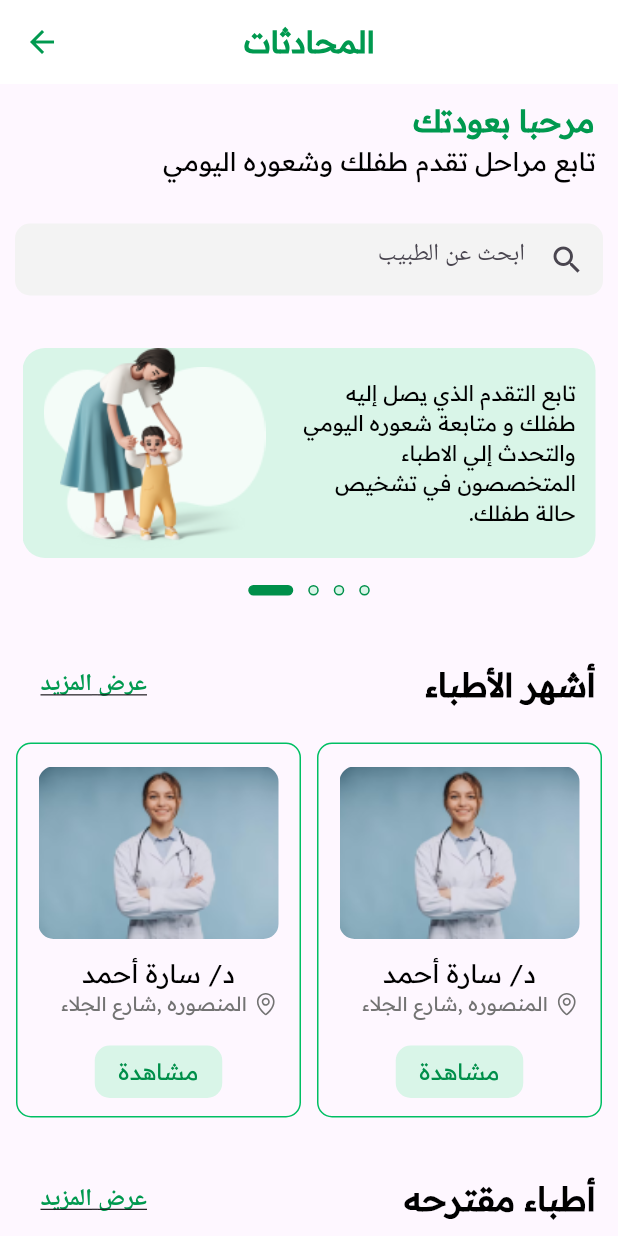
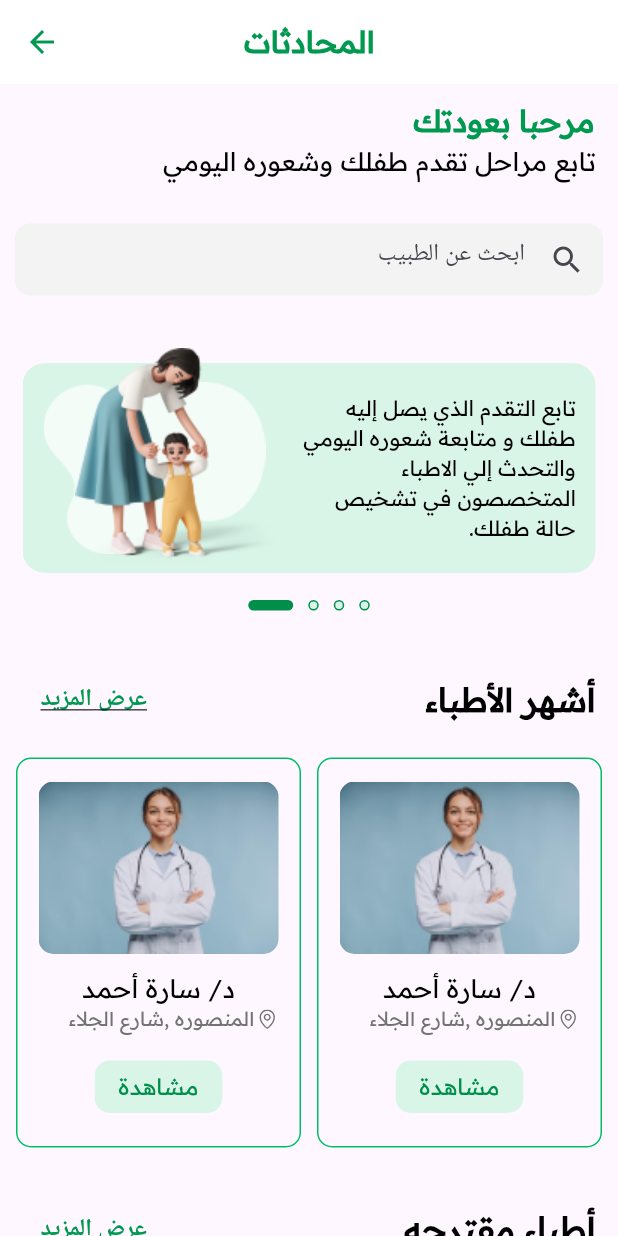
Before and after one commit to mohamedshetewy1/ocdear, a Flutter app: the DoctorScreen screen opened directly, on a phone screen of 412 x 824 dp. Run offline on Flutter 3.47's test engine with Material 3 defaults, Android fonts, the phone set to English and light mode, and no system bars; drawn by our look-alikes of carousel_slider; our stand-ins replace curved_labeled_navigation_bar, dotted_border, fl_chart, flutter_svg, gap, smooth_page_indicator.

Commit message:
edit on slider parent

```diff
--- a/lib/screen/child_mode/navigation_child/game_screen/widgets/games_card.dart
+++ b/lib/screen/child_mode/navigation_child/game_screen/widgets/games_card.dart
@@ -28,7 +28,7 @@ class GamesCard extends StatelessWidget {
                 child: Column(
                   children: [
                     Container(
-                      width: 150,
+                      width: 160,
                       height: 155,
                       decoration: const BoxDecoration(
                           image: DecorationImage(
@@ -36,8 +36,8 @@ class GamesCard extends StatelessWidget {
                               fit: BoxFit.fill)),
                     ),
                     Container(
-                      width: 150,
-                      height: 60,
+                      width: 160,
+                      height: 50,
                       decoration: const BoxDecoration(
                           image: DecorationImage(
                               image: AssetImage(
--- a/lib/screen/parent_mode/navigation_parent/doctors_screen/details_doctor.dart
+++ b/lib/screen/parent_mode/navigation_parent/doctors_screen/details_doctor.dart
@@ -82,7 +82,7 @@ class DetailsDoctors extends StatelessWidget {
                           height: 15,
                         ),
                         const SizedBox(
-                          width: 5,
+                          width: 2,
                         ),
                         const Text(
                           " المنصوره ,شارع الجلاء",
--- a/lib/screen/parent_mode/navigation_parent/doctors_screen/widget/doctors_card.dart
+++ b/lib/screen/parent_mode/navigation_parent/doctors_screen/widget/doctors_card.dart
@@ -21,7 +21,7 @@ class DoctorsCard extends StatelessWidget {
               border: Border.all(color: AppColors.normal),
               borderRadius: const BorderRadius.all(Radius.circular(10))),
           width: 190,
-          height: 250,
+          height: 260,
           child: Column(
             children: [
               Padding(
@@ -56,17 +56,15 @@ class DoctorsCard extends StatelessWidget {
                         children: [
                           SvgPicture.asset(
                             "assets/icons/location.svg",
-                            width: 15,
-                            height: 15,
+                            width: 13,
+                            height: 13,
                           ),
                           const SizedBox(
-                            width: 5,
+                            width: 2,
                           ),
-                          const Center(
-                            child: Text(
-                              "المنصوره ,شارع الجلاء",
-                              style: AppTextStyle.textStyleGrey14,
-                            ),
+                          const Text(
+                            "المنصوره ,شارع الجلاء",
+                            style: AppTextStyle.textStyleGrey14,
                           )
                         ],
                       ),
--- a/lib/screen/parent_mode/navigation_parent/widgets/slider_p.dart
+++ b/lib/screen/parent_mode/navigation_parent/widgets/slider_p.dart
@@ -13,13 +13,13 @@ class SliderParent extends StatefulWidget {
 
 class _SliderHomePageState extends State<SliderParent> {
   List<SliderModel> imageList = [
-    SliderModel("1", "assets/images/slider_p/mother.jpg",
+    SliderModel("1", "assets/images/slider_parent/mother.png",
         "تابع التقدم الذي يصل إليه طفلك و متابعة شعوره اليومي والتحدث إلي الاطباء المتخصصون في تشخيص حالة طفلك."),
-    SliderModel("2", "assets/images/slider_p/mother.jpg",
+    SliderModel("2", "assets/images/slider_parent/mother.png",
         "تابع التقدم الذي يصل إليه طفلك و متابعة شعوره اليومي والتحدث إلي الاطباء المتخصصون في تشخيص حالة طفلك."),
-    SliderModel("3", "assets/images/slider_p/mother.jpg",
+    SliderModel("3", "assets/images/slider_parent/mother.png",
         "تابع التقدم الذي يصل إليه طفلك و متابعة شعوره اليومي والتحدث إلي الاطباء المتخصصون في تشخيص حالة طفلك."),
-    SliderModel("4", "assets/images/slider_p/mother.jpg",
+    SliderModel("4", "assets/images/slider_parent/mother.png",
         "تابع التقدم الذي يصل إليه طفلك و متابعة شعوره اليومي والتحدث إلي الاطباء المتخصصون في تشخيص حالة طفلك."),
   ];
   final CarouselController carouselController = CarouselController();
@@ -35,19 +35,23 @@ class _SliderHomePageState extends State<SliderParent> {
           padding: const EdgeInsets.symmetric(horizontal: 15),
           child: SizedBox(
             width: double.infinity,
-            height: 155,
+            height: 165,
             child: CarouselSlider(
               items: imageList
                   .map((item) => Padding(
                         padding: const EdgeInsets.only(top: 15),
-                        child: Container(
+                        child: Stack(
+                          children: [
+                            Container(
+                              margin: const EdgeInsets.only(top: 10),
                               height: 140,
                               width: double.infinity,
                               decoration: BoxDecoration(
                                   borderRadius: BorderRadius.circular(15),
                                   color: AppColors.lightHover),
                               child: Row(
-                            mainAxisAlignment: MainAxisAlignment.spaceAround,
+                                mainAxisAlignment:
+                                    MainAxisAlignment.spaceAround,
                                 children: [
                                   Container(
                                     width: 170,
@@ -58,10 +62,10 @@ class _SliderHomePageState extends State<SliderParent> {
                                             "assets/images/slider_parent/Vector.png"),
                                       ),
                                     ),
-                                child: const Image(
-                                  image: AssetImage(
-                                      "assets/images/slider_parent/mother.png"),
-                                ),
+                                    // child: const Image(
+                                    //   image: AssetImage(
+                                    //       "assets/images/slider_parent/mother.png"),
+                                    // ),
                                   ),
                                   Padding(
                                     padding: const EdgeInsets.only(right: 10),
@@ -73,7 +77,8 @@ class _SliderHomePageState extends State<SliderParent> {
                                         child: Center(
                                           child: Text(
                                             item.text,
-                                        style: AppTextStyle.textStyleBlack14,
+                                            style:
+                                                AppTextStyle.textStyleBlack14,
                                           ),
                                         ),
                                       ),
@@ -82,12 +87,20 @@ class _SliderHomePageState extends State<SliderParent> {
                                 ],
                               ),
                             ),
+                            Positioned(
+                              left: 35,
+                              child: Image(
+                                image: AssetImage(item.image),
+                              ),
+                            )
+                          ],
+                        ),
                       ))
                   .toList(),
               carouselController: carouselController,
               options: CarouselOptions(
                 autoPlayInterval: const Duration(seconds: 10),
-                autoPlay: false,
+                autoPlay: true,
                 autoPlayAnimationDuration: const Duration(seconds: 4),
                 scrollPhysics: const BouncingScrollPhysics(),
                 aspectRatio: 2,
--- a/pubspec.yaml
+++ b/pubspec.yaml
@@ -46,6 +46,8 @@ dependencies:
   dotted_border: ^2.1.0
   fl_chart: ^0.66.2
   gap: ^3.0.1
+
+  syncfusion_flutter_charts: ^24.2.8
 
 
 
```
Also changed, not shown: lib/screen/child_mode/navigation_child/main_screen/main_screen.dart (+6 -3 lines), lib/screen/child_mode/navigation_child/main_screen/nav_child.dart (deleted, +0 -85 lines), lib/screen/parent_mode/navigation_parent/doctors_screen/chat_doctor.dart (+18 -8 lines), pubspec.lock. Lines whose indentation alone changed are shown as unchanged.
